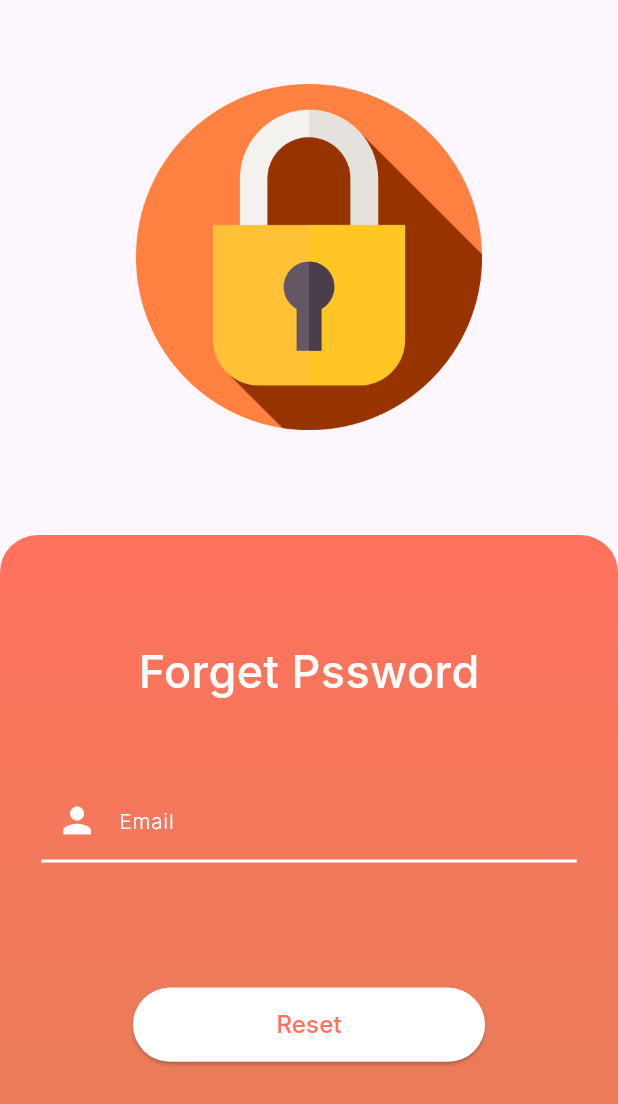
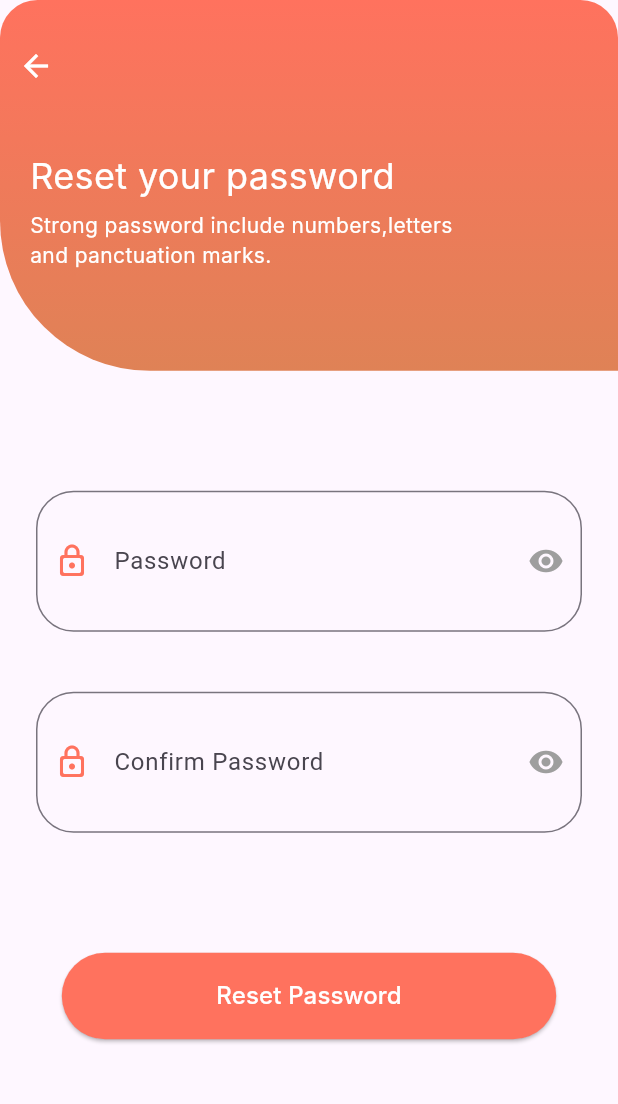
Before and after one commit to habibaaa682/Deyarak, a Flutter app: the ResetPasswordScreen screen opened by its route, after a tap on "Reset", on a phone screen of 412 x 824 dp. Shown: the top 1104 px of the screen. Run offline on Flutter 3.47's test engine with Material 3 defaults, Android fonts, the phone set to English and light mode, and no system bars; our stand-ins replace animated_text_kit, flutter_animate, font_awesome_flutter, go_router, google_maps_flutter, iconsax and 2 more; missing offline and left inert: flaticon_downloader; Roboto replaces fonts that are missing (Inter).

Commit message:
confirm new password screen created

```diff
--- a/lib/Featurs/login_screen/Reset_pass_screen.dart
+++ b/lib/Featurs/login_screen/Reset_pass_screen.dart
@@ -1,3 +1,4 @@
+import 'package:deyarakapp/Featurs/login_screen/confirm_pass.dart';
 import 'package:deyarakapp/Featurs/personalinformation/presentation/views/widgets/Button.dart';
 import 'package:deyarakapp/Featurs/register_screen/widget/TextFieldInput.dart';
 import 'package:deyarakapp/constants.dart';
@@ -24,15 +25,15 @@ class ResetPasswordScreen extends StatelessWidget {
       ),
       body: ListView(physics: NeverScrollableScrollPhysics(), children: [
         Image.asset(
-          'assets/images/padlock (1).png',
-          width: MediaQuery.of(context).size.width * .5,
-          height: MediaQuery.of(context).size.height * .28,
+          'assets/images/refresh.png',
+          width: MediaQuery.of(context).size.width * .2,
+          height: MediaQuery.of(context).size.height * .25,
         ),
-        SizedBox(
-          height: 70,
+        const SizedBox(
+          height: 80,
         ),
         Container(
-          height: MediaQuery.of(context).size.height * .7,
+          height: MediaQuery.of(context).size.height * .6,
           decoration: const BoxDecoration(
               gradient: LinearGradient(
                   colors: [Color(0xffFF725E), Color(0xffDF8256)],
@@ -42,16 +43,34 @@ class ResetPasswordScreen extends StatelessWidget {
                 topLeft: Radius.circular(25),
                 topRight: Radius.circular(25),
               )),
+          child: Padding(
+            padding: const EdgeInsets.symmetric(horizontal: 24),
             child: Column(
               children: [
                 const SizedBox(
                   height: 70,
                 ),
-              Text(
-                'Forget Pssword',
+                Align(
+                  alignment: Alignment.centerLeft,
+                  child: Text(
+                    'Forget Password',
                     style: Fonts.textstyle30.copyWith(
                       fontWeight: FontWeight.w500,
                       color: Colors.white,
+                    ),
+                  ),
+                ),
+                const SizedBox(
+                  height: 10,
+                ),
+                Align(
+                  alignment: Alignment.centerLeft,
+                  child: Text(
+                    'Enter your email for the verification process,we will send a link to your email',
+                    maxLines: 2,
+                    style: Fonts.textstyle14.copyWith(
+                      color: Colors.white,
+                    ),
                   ),
                 ),
                 const SizedBox(
@@ -83,7 +102,9 @@ class ResetPasswordScreen extends StatelessWidget {
                   width: MediaQuery.of(context).size.width * .57,
                   height: MediaQuery.of(context).size.height * .06,
                   child: ElevatedButton(
-                  onPressed: () {},
+                    onPressed: () {
+                      GoRouter.of(context).push(AppRouter.kconfirmnewpassword);
+                    },
                     child: Text(
                       'Reset',
                       style: Fonts.textstyle16.copyWith(
@@ -99,6 +120,7 @@ class ResetPasswordScreen extends StatelessWidget {
               ],
             ),
           ),
+        ),
       ]),
     );
   }
--- /dev/null
+++ b/lib/Featurs/login_screen/confirm_pass.dart
@@ -0,0 +1,104 @@
+import 'package:deyarakapp/Featurs/login_screen/widgets/confirm_pass_text_field.dart';
+import 'package:deyarakapp/Featurs/login_screen/widgets/custom_button.dart';
+
+import 'package:deyarakapp/constants.dart';
+import 'package:deyarakapp/core/utils/fonts.dart';
+
+import 'package:flutter/material.dart';
+import 'package:go_router/go_router.dart';
+
+class ConfirmNewPassword extends StatefulWidget {
+  ConfirmNewPassword({super.key});
+
+  @override
+  State<ConfirmNewPassword> createState() => _ConfirmNewPasswordState();
+}
+
+class _ConfirmNewPasswordState extends State<ConfirmNewPassword> {
+  @override
+  Widget build(BuildContext context) {
+    return Scaffold(
+      body: SingleChildScrollView(
+        child: Column(
+          children: [
+            Stack(children: [
+              Container(
+                height: MediaQuery.of(context).size.height * .3,
+                width: MediaQuery.of(context).size.width * 1,
+                decoration: const BoxDecoration(
+                    gradient: LinearGradient(
+                        colors: [Color(0xffFF725E), Color(0xffDF8256)],
+                        begin: Alignment.topCenter,
+                        end: Alignment.bottomCenter),
+                    borderRadius: BorderRadius.only(
+                      topLeft: Radius.circular(25),
+                      topRight: Radius.circular(25),
+                      bottomLeft: Radius.circular(100),
+                    )),
+              ),
+              IconButton(
+                  padding: EdgeInsets.only(top: 32),
+                  onPressed: () {
+                    GoRouter.of(context).pop();
+                  },
+                  icon: Icon(
+                    Icons.arrow_back,
+                    color: Colors.white,
+                  )),
+              Positioned(
+                top: 100,
+                left: 20,
+                child: Text(
+                  'Reset your password',
+                  style: Fonts.textstyle24.copyWith(color: Colors.white),
+                ),
+              ),
+              Positioned(
+                width: MediaQuery.of(context).size.width * .7,
+                top: 140,
+                left: 20,
+                child: Text(
+                  'Strong password include numbers,letters and panctuation marks.',
+                  maxLines: 2,
+                  overflow: TextOverflow.ellipsis,
+                  style: Fonts.textstyle14.copyWith(color: Colors.white),
+                ),
+              ),
+            ]),
+            Container(
+              height: MediaQuery.of(context).size.height * .6,
+              decoration: const BoxDecoration(
+                  borderRadius: BorderRadius.only(
+                topLeft: Radius.circular(35),
+                topRight: Radius.circular(35),
+              )),
+              child: Padding(
+                padding: const EdgeInsets.only(top: 80, left: 24, right: 24),
+                child: Column(
+                  children: [
+                    const ConfirmationTextField(hint: 'Password'),
+                    const SizedBox(
+                      height: 40,
+                    ),
+                    const ConfirmationTextField(
+                      hint: 'Confirm Password',
+                    ),
+                    const SizedBox(
+                      height: 80,
+                    ),
+                    CustomButton(
+                      txt: 'Reset Password',
+                      bordradius: BorderRadius.circular(30),
+                      buttcolor: kprimarycolor,
+                      txtcolor: Colors.white,
+                    )
+                  ],
+                ),
+              ),
+            ),
+          ],
+        ),
+      ),
+    );
+  }
+}
--- /dev/null
+++ b/lib/Featurs/login_screen/widgets/confirm_pass_text_field.dart
@@ -0,0 +1,54 @@
+import 'package:deyarakapp/constants.dart';
+import 'package:flutter/material.dart';
+
+class ConfirmationTextField extends StatefulWidget {
+  const ConfirmationTextField({super.key, required this.hint});
+  final String hint;
+  @override
+  State<ConfirmationTextField> createState() => _ConfirmationTextFieldState();
+}
+
+class _ConfirmationTextFieldState extends State<ConfirmationTextField> {
+  bool obsecure = true;
+  @override
+  Widget build(BuildContext context) {
+    return TextFormField(
+      validator: (value) {
+        if (value == null || value.isEmpty) {
+          return 'Password cannot be empty.';
+        } else if (value.length < 4) {
+          return 'Pssword must be at least 4 characters long.';
+        } else if (value.length > 20) {
+          return 'Pssword cannot be longer than 20 characters.';
+        } else if (!RegExp(r"^[a-zA-Z0-9._]+$").hasMatch(value)) {
+          return 'password can only contain letters, numbers, periods, and underscores.';
+        } else {
+          return null;
+        }
+      },
+      obscureText: obsecure,
+      decoration: InputDecoration(
+        contentPadding: EdgeInsets.symmetric(horizontal: 60, vertical: 35),
+        focusedBorder: OutlineInputBorder(
+            borderRadius: BorderRadius.circular(25),
+            borderSide: BorderSide(color: kprimarycolor)),
+        border: OutlineInputBorder(
+            borderRadius: BorderRadius.circular(25),
+            borderSide: BorderSide(color: kprimarycolor)),
+        suffixIcon: IconButton(
+            onPressed: () {
+              setState(() {
+                obsecure = !obsecure;
+              });
+            },
+            icon: Icon(obsecure ? Icons.visibility : Icons.visibility_off)),
+        suffixIconColor: Colors.grey,
+        prefixIcon: const Icon(
+          Icons.lock_outline_rounded,
+          color: kprimarycolor,
+        ),
+        hintText: widget.hint,
+      ),
+    );
+  }
+}
--- /dev/null
+++ b/lib/Featurs/login_screen/widgets/custom_button.dart
@@ -0,0 +1,36 @@
+import 'package:deyarakapp/core/utils/fonts.dart';
+import 'package:flutter/material.dart';
+
+class CustomButton extends StatelessWidget {
+  const CustomButton({
+    super.key,
+    required this.txt,
+    required this.buttcolor,
+    required this.txtcolor,
+    required this.bordradius,
+  });
+  final String txt;
+  final Color buttcolor;
+  final Color txtcolor;
+  final BorderRadius bordradius;
+  @override
+  Widget build(BuildContext context) {
+    return SizedBox(
+      width: MediaQuery.of(context).size.width * .8,
+      height: MediaQuery.of(context).size.height * .07,
+      child: ElevatedButton(
+        onPressed: () {},
+        child: Text(
+          txt,
+          style: Fonts.textstyle16
+              .copyWith(color: txtcolor, fontWeight: FontWeight.w500),
+        ),
+        style: ButtonStyle(
+          shape: MaterialStatePropertyAll(
+              RoundedRectangleBorder(borderRadius: bordradius)),
+          backgroundColor: MaterialStatePropertyAll(buttcolor),
+        ),
+      ),
+    );
+  }
+}
--- a/lib/Featurs/register_screen/register_view.dart
+++ b/lib/Featurs/register_screen/register_view.dart
@@ -25,7 +25,7 @@ class registerView extends StatelessWidget {
           Container(
             padding: EdgeInsets.only(
                 top: queryheight / 40, bottom: queryheight / 20),
-            decoration: BoxDecoration(
+            decoration: const BoxDecoration(
                 gradient: LinearGradient(
                     colors: [Color(0xffFF725E), Color(0xffDF8256)],
                     begin: Alignment.topCenter,
--- a/lib/core/utils/router.dart
+++ b/lib/core/utils/router.dart
@@ -3,6 +3,7 @@ import 'package:deyarakapp/Featurs/aboutus/presentation/aboutusview.dart';
 import 'package:deyarakapp/Featurs/contactus/presentation/contactusview.dart';
 import 'package:deyarakapp/Featurs/login_screen/Login_Screen.dart';
 import 'package:deyarakapp/Featurs/login_screen/Reset_pass_screen.dart';
+import 'package:deyarakapp/Featurs/login_screen/confirm_pass.dart';
 import 'package:deyarakapp/Featurs/menu/presentation/views/menuview.dart';
 import 'package:deyarakapp/Featurs/personalinformation/presentation/views/emailview.dart';
 import 'package:deyarakapp/Featurs/personalinformation/presentation/views/personalinformationview.dart';
@@ -38,8 +39,10 @@ abstract class AppRouter {
   static const kFilter = '/Filter';
   static const kAddProperty = '/AddProperty';
   static const kdeactivateaccount = '/deactivateaccountview';
-  static const kconfirmpass = '/confirmpass';
+  static const kconfirmpass = '/confirmpasswidget';
   static const kresetpass = '/ResetPasswordScreen';
+  static const kconfirmnewpassword = '/ConfirmPassword';
+
   static final router = GoRouter(
     routes: [
       GoRoute(
@@ -118,6 +121,10 @@ abstract class AppRouter {
         path: kresetpass,
         builder: (context, state) => ResetPasswordScreen(),
       ),
+      GoRoute(
+        path: kconfirmnewpassword,
+        builder: (context, state) => ConfirmNewPassword(),
+      ),
     ],
   );
 }
```
Also changed, not shown: assets/images/ff.png (deleted), assets/images/padlock.png (deleted), assets/images/refresh.png (added). Lines whose indentation alone changed are shown as unchanged.
